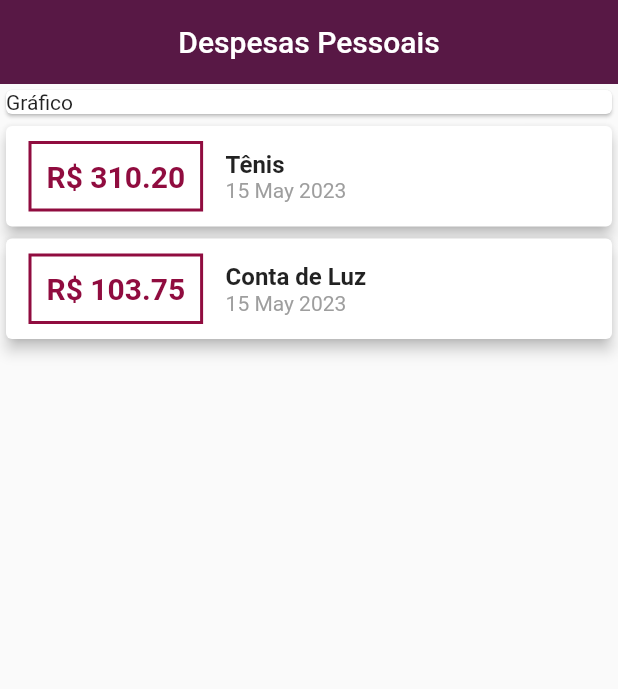
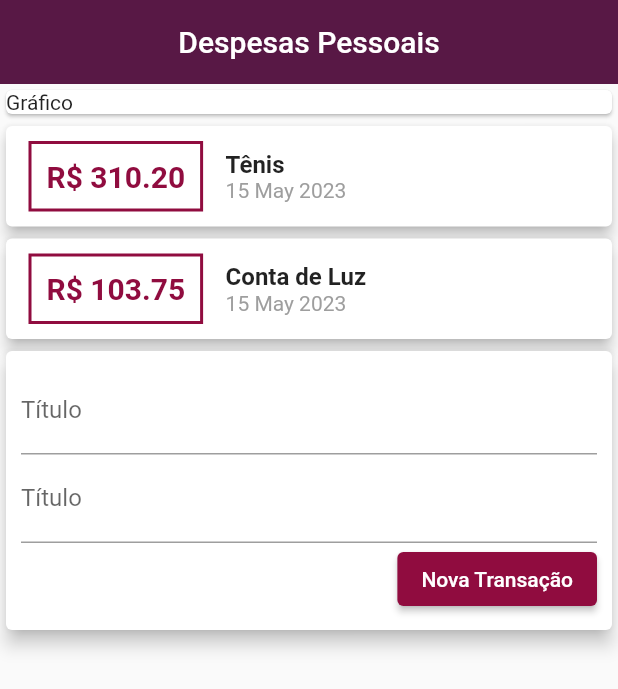
Before and after one commit to phesgot/expenses, a Flutter app: the screen it shows after launch, on a phone screen of 412 x 824 dp. Shown: the top 689 px of the screen. Run offline on Flutter 3.47's test engine with Material 2 defaults, Android fonts, the phone set to English and light mode, and no system bars.

Commit message:
Formulário de transações 01

```diff
--- a/lib/screens/home_screen.dart
+++ b/lib/screens/home_screen.dart
@@ -87,6 +87,38 @@ class HomeScreen extends StatelessWidget {
                       ));
                 }).toList(),
               ),
+              Card(
+                elevation: 5,
+                child: Padding(
+                  padding: const EdgeInsets.all(10),
+                  child: Column(
+                    children: [
+                      const TextField(
+                        decoration: InputDecoration(
+                          labelText: 'Título',
+                        ),
+                      ),
+                      const TextField(
+                        decoration: InputDecoration(
+                          labelText: 'Título',
+                        ),
+                      ),
+                      Row(
+                        mainAxisAlignment: MainAxisAlignment.end,
+                        children: [
+                          ElevatedButton(
+                            onPressed: () {},
+                            style: ElevatedButton.styleFrom(
+                              backgroundColor: const Color(0xff900c3f),
+                            ),
+                            child: const Text('Nova Transação')
+                          )
+                        ],
+                      )
+                    ],
+                  ),
+                ),
+              )
             ],
           )),
     );
```
